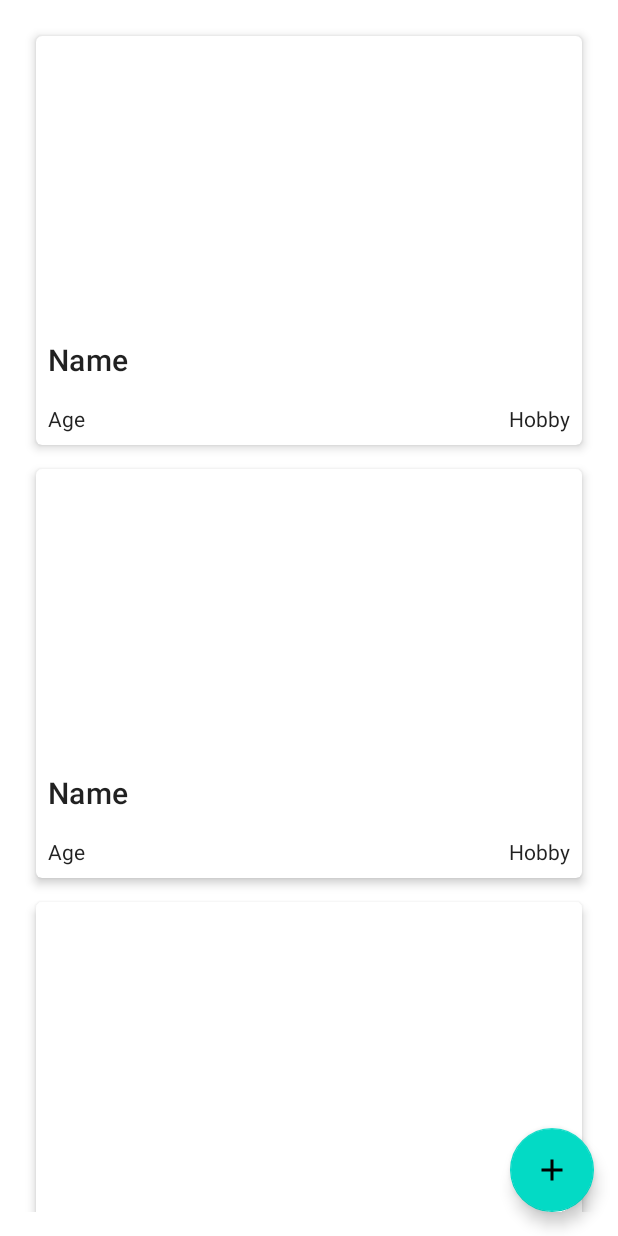
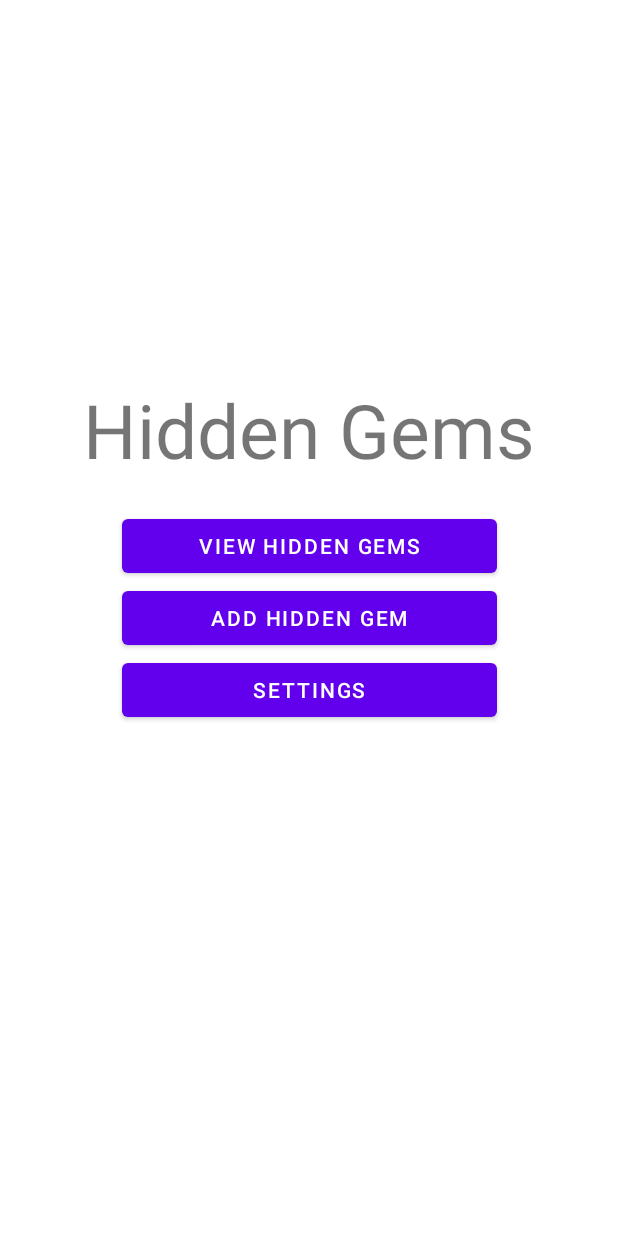
Before and after one commit to aichuley/HiddenGemsTouristSpots, an Android app: the layout activity_main.xml on its own in the app's theme, with its tools: preview values and no code run, on a phone screen of 412 x 824 dp. Run offline under Robolectric (Android 15) with nearby library versions, the phone set to English and light mode, and no system bars.

```diff
--- a/app/build.gradle
+++ b/app/build.gradle
@@ -1,6 +1,7 @@
 plugins {
     id 'com.android.application'
     id 'org.jetbrains.kotlin.android'
+    id 'androidx.navigation.safeargs.kotlin'
 }
 
 android {
@@ -40,8 +41,11 @@ dependencies {
     implementation 'androidx.constraintlayout:constraintlayout:2.1.4'
     implementation 'com.google.android.material:material:1.6.1'
     implementation "com.google.android.material:material:$rootProject.materialVersion"
+    implementation "androidx.navigation:navigation-fragment-ktx:$nav_version"
+    implementation "androidx.navigation:navigation-ui-ktx:$nav_version"
     testImplementation 'junit:junit:4.13.2'
     androidTestImplementation 'androidx.test.ext:junit:1.1.3'
     androidTestImplementation 'androidx.test.espresso:espresso-core:3.4.0'
 
+
 }
--- a/app/src/main/AndroidManifest.xml
+++ b/app/src/main/AndroidManifest.xml
@@ -19,6 +19,11 @@
                 android:name="android.support.PARENT_ACTIVITY"
                 android:value=".MainActivity" />
         </activity>
+        <activity android:name=".CardDetailedActivity">
+            <meta-data
+                android:name="android.support.PARENT_ACTIVITY"
+                android:value=".VerticalListActivity"/>
+        </activity>
         <activity
             android:name=".MainActivity"
             android:exported="true">
--- a/app/src/main/java/com/example/hiddengemstouristspots/MainActivity.kt
+++ b/app/src/main/java/com/example/hiddengemstouristspots/MainActivity.kt
@@ -3,7 +3,6 @@ package com.example.hiddengemstouristspots
 import android.content.Intent
 import androidx.appcompat.app.AppCompatActivity
 import android.os.Bundle
-import androidx.core.content.ContextCompat.startActivity
 import com.example.hiddengemstouristspots.databinding.ActivityMainBinding
 class MainActivity : AppCompatActivity() {
     //main
@@ -16,13 +15,12 @@ class MainActivity : AppCompatActivity() {
         binding = ActivityMainBinding.inflate(layoutInflater)
         setContentView(binding.root)
 
-        binding.fab.setOnClickListener { launchVertical() }
+        binding.viewHiddenGemsButton.setOnClickListener { launchVertical() }
     }
 
     private fun launchVertical() {
         listIntent = Intent(this, VerticalListActivity::class.java)
         startActivity(listIntent)
     }
+
 }
-
-// Deepika's commit
--- /dev/null
+++ b/app/src/main/java/com/example/hiddengemstouristspots/RecyclerViewInterface.kt
@@ -0,0 +1,5 @@
+package com.example.hiddengemstouristspots
+
+interface RecyclerViewInterface {
+    fun onItemClick(position: Int)
+}
--- a/app/src/main/java/com/example/hiddengemstouristspots/model/TouristSpot.kt
+++ b/app/src/main/java/com/example/hiddengemstouristspots/model/TouristSpot.kt
@@ -8,6 +8,7 @@ import androidx.annotation.DrawableRes
 data class TouristSpot(
     @DrawableRes val imageResourceId: Int,
     val name: String,
-    val summary: String,
-    val rating: String
+    val short_summary: String,
+    val rating: String,
+    val long_summary: String
 )
--- a/app/src/main/res/layout/activity_main.xml
+++ b/app/src/main/res/layout/activity_main.xml
@@ -1,37 +1,64 @@
 <?xml version="1.0" encoding="utf-8"?>
-<!--<androidx.constraintlayout.widget.ConstraintLayout xmlns:android="http://schemas.android.com/apk/res/android"-->
-<!--    xmlns:app="http://schemas.android.com/apk/res-auto"-->
-<!--    xmlns:tools="http://schemas.android.com/tools"-->
-<!--    android:layout_width="match_parent"-->
-<!--    android:layout_height="match_parent"-->
-<!--    tools:context=".MainActivity"-->
-
-<!--    />-->
-
-
+<!--
+  ~ Copyright (C) 2021 The Android Open Source Project.
+  ~
+  ~ Licensed under the Apache License, Version 2.0 (the "License");
+  ~ you may not use this file except in compliance with the License.
+  ~ You may obtain a copy of the License at
+  ~
+  ~     http://www.apache.org/licenses/LICENSE-2.0
+  ~
+  ~ Unless required by applicable law or agreed to in writing, software
+  ~ distributed under the License is distributed on an "AS IS" BASIS,
+  ~ WITHOUT WARRANTIES OR CONDITIONS OF ANY KIND, either express or implied.
+  ~ See the License for the specific language governing permissions and
+  ~ limitations under the License.
+  -->
 <androidx.constraintlayout.widget.ConstraintLayout xmlns:android="http://schemas.android.com/apk/res/android"
-    xmlns:app="http://schemas.android.com/apk/res-auto"
     xmlns:tools="http://schemas.android.com/tools"
     android:layout_width="match_parent"
     android:layout_height="match_parent"
+    xmlns:app="http://schemas.android.com/apk/res-auto"
+    android:orientation="vertical"
     tools:context=".MainActivity">
-    <androidx.recyclerview.widget.RecyclerView
-        android:id="@+id/vertical_recycler_view"
-        android:layout_width="0dp"
-        android:layout_height="0dp"
-        tools:listitem="@layout/recyclerview_item"
-        android:padding="16dp"
-        app:layout_constraintBottom_toBottomOf="parent"
-        app:layout_constraintLeft_toLeftOf="parent"
-        app:layout_constraintRight_toRightOf="parent"
-        app:layout_constraintTop_toTopOf="parent" />
-    <com.google.android.material.floatingactionbutton.FloatingActionButton
-        android:id="@+id/fab"
-        app:layout_constraintBottom_toBottomOf="parent"
-        app:layout_constraintEnd_toEndOf="parent"
+
+    <TextView
         android:layout_width="wrap_content"
         android:layout_height="wrap_content"
-        android:layout_margin="16dp"
-        android:contentDescription="Add Word"
-        android:src="@drawable/ic_baseline_add_24"/> // ← Add plus vector (‘add’) to drawables
+        app:layout_constraintStart_toStartOf="parent"
+        app:layout_constraintEnd_toEndOf="parent"
+        app:layout_constraintBottom_toTopOf="@id/view_hidden_gems_button"
+        android:textSize="50sp"
+        android:layout_marginBottom="20dp"
+        android:text="@string/hidden_gems"/>
+
+    <Button
+        android:id="@+id/add_hidden_gem_button"
+        android:layout_width="wrap_content"
+        android:layout_height="wrap_content"
+        android:minWidth="250dp"
+        android:text="@string/add_hidden_gem"
+        app:layout_constraintStart_toStartOf="parent"
+        app:layout_constraintEnd_toEndOf="parent"
+        app:layout_constraintTop_toTopOf="parent"
+        app:layout_constraintBottom_toBottomOf="parent"/>
+
+    <Button
+        android:id="@+id/view_hidden_gems_button"
+        android:layout_width="wrap_content"
+        android:layout_height="wrap_content"
+        android:minWidth="250dp"
+        android:text="@string/view_hidden_gems"
+        app:layout_constraintStart_toStartOf="@id/add_hidden_gem_button"
+        app:layout_constraintBottom_toTopOf="@id/add_hidden_gem_button"/>
+
+    <Button
+        android:id="@+id/settings_button"
+        android:layout_width="wrap_content"
+        android:layout_height="wrap_content"
+        android:minWidth="250dp"
+        android:text="@string/settings"
+        app:layout_constraintStart_toStartOf="@+id/add_hidden_gem_button"
+        app:layout_constraintTop_toBottomOf="@id/add_hidden_gem_button"/>
+
 </androidx.constraintlayout.widget.ConstraintLayout>
--- a/app/src/main/res/values/strings.xml
+++ b/app/src/main/res/values/strings.xml
@@ -5,4 +5,9 @@
     <string name="vertical">Vertical</string>
     <string name="horizontal">Horizontal</string>
     <string name="grid">Grid</string>
+    <string name="get_directions">Get directions</string>
+    <string name="hidden_gems">Hidden Gems</string>
+    <string name="add_hidden_gem">Add hidden gem</string>
+    <string name="view_hidden_gems">View Hidden Gems</string>
+    <string name="settings">Settings</string>
 </resources>
```
Also changed, not shown: app/src/main/java/com/example/hiddengemstouristspots/CardDetailedActivity.kt (added, +31 -0 lines), app/src/main/java/com/example/hiddengemstouristspots/VerticalListActivity.kt (+18 -2 lines), app/src/main/java/com/example/hiddengemstouristspots/adapter/SpotCardAdapter.kt (+6 -1 lines), app/src/main/java/com/example/hiddengemstouristspots/data/DataSource.kt (+24 -2 lines), app/src/main/res/layout/card_detailed.xml (added, +63 -0 lines), build.gradle (+11 -4 lines), app/src/main/res/drawable-v24/blanton.jpg (added), app/src/main/res/drawable-v24/capitol.jpg (added), app/src/main/res/drawable-v24/zilker_park.jpg (added).
